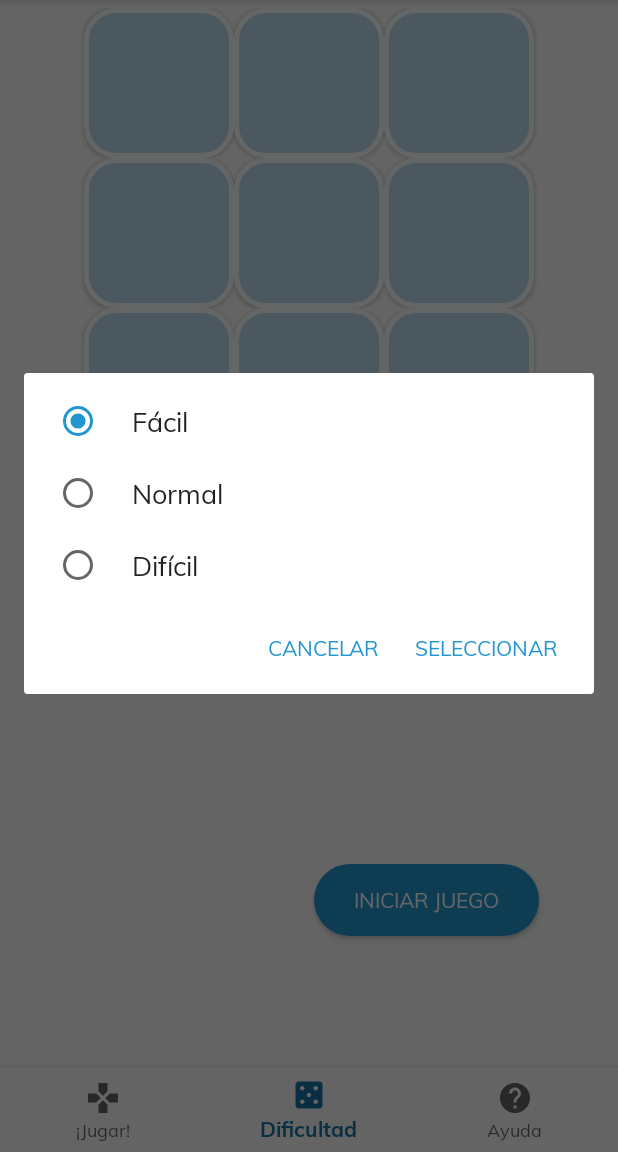
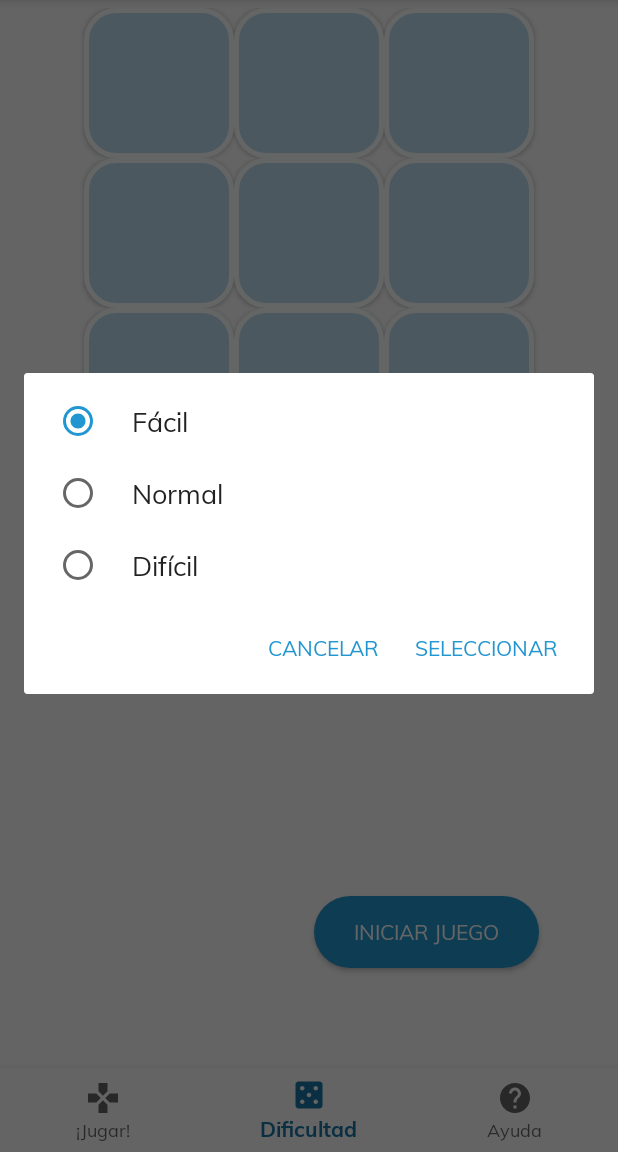
Before and after one commit to Carlitoshsh/Triqui, an Android app: the screen it shows after launch (Triqui), item 2 of the bottom bar chosen, on a phone screen of 412 x 824 dp, the part 84-1236 px from its top. Run offline under Robolectric (Android 15) with nearby library versions, the phone set to English and light mode, and no system bars.

Commit message:
Update Triqui

```diff
--- a/app/src/main/java/co/edu/unal/triqui/FragmentoDeDialogo.java
+++ b/app/src/main/java/co/edu/unal/triqui/FragmentoDeDialogo.java
@@ -17,6 +17,8 @@ public class FragmentoDeDialogo extends DialogFragment {
     public Dialog onCreateDialog(Bundle savedInstanceState) {
         // Use the Builder class for convenient dialog construction
         AlertDialog.Builder builder = new AlertDialog.Builder(this.getContext());
+
+        nivelSeleccionado = JuegoTriqui.dificultadJuego;
 
         if(navItem == 2){
             System.out.println("Test2"+navItem);
--- a/app/src/main/java/co/edu/unal/triqui/Triqui.java
+++ b/app/src/main/java/co/edu/unal/triqui/Triqui.java
@@ -20,6 +20,8 @@ public class Triqui extends AppCompatActivity {
 
     // Various text displayed
     private TextView mInfoTextView;
+
+    private TextView mInfoLevel;
 
     private BottomNavigationView.OnNavigationItemSelectedListener mOnNavigationItemSelectedListener
             = new BottomNavigationView.OnNavigationItemSelectedListener() {
@@ -64,6 +66,7 @@ public class Triqui extends AppCompatActivity {
         mBoardButtons[8] = findViewById(R.id.nine);
 
         mInfoTextView = findViewById(R.id.information);
+        mInfoLevel = findViewById(R.id.level);
 
         juego = new JuegoTriqui();
 
@@ -80,7 +83,8 @@ public class Triqui extends AppCompatActivity {
             mBoardButtons[i].setBackground(ContextCompat.getDrawable(this.getBaseContext(), R.drawable.round_button_border));
             mBoardButtons[i].setOnClickListener(new ButtonClickListener(i));
         }
-
+        String nivel = (getResources().getStringArray(R.array.dificultad)[JuegoTriqui.dificultadJuego]);
+        mInfoLevel.setText(nivel);
         mInfoTextView.setText(R.string.game_default);
     }
 
--- a/app/src/main/res/layout/actividad_del_triqui.xml
+++ b/app/src/main/res/layout/actividad_del_triqui.xml
@@ -112,24 +112,33 @@
             android:layout_marginTop="20dp"
             android:gravity="center_horizontal"
             android:fontFamily="@font/muli"
-            android:textSize="20dp" />
+            android:textSize="20sp" />
+
+        <TextView
+            android:id="@+id/level"
+            android:layout_width="match_parent"
+            android:layout_height="wrap_content"
+            android:fontFamily="@font/muli"
+            android:gravity="center_horizontal"
+            android:textSize="20sp"
+            android:visibility="visible" />
 
     </LinearLayout>
 
     <Button
         android:id="@+id/button"
+        android:layout_width="150dp"
         android:layout_height="wrap_content"
         android:background="@drawable/round_button"
+        android:onClick="nuevoJuego"
+        android:text="@string/iniciar_juego"
         android:textColor="@color/colorBackground"
-        android:onClick="nuevoJuego"
-        android:text="Iniciar juego"
-        android:layout_width="150dp"
         android:visibility="visible"
         app:layout_constraintBottom_toBottomOf="parent"
         app:layout_constraintHorizontal_bias="0.80"
         app:layout_constraintLeft_toLeftOf="@+id/navigation"
         app:layout_constraintRight_toRightOf="@+id/navigation"
         app:layout_constraintTop_toTopOf="parent"
-        app:layout_constraintVertical_bias="0.80" />
+        app:layout_constraintVertical_bias="0.83" />
 
 </android.support.constraint.ConstraintLayout>
--- a/app/src/main/res/values/strings.xml
+++ b/app/src/main/res/values/strings.xml
@@ -13,6 +13,7 @@
     <!-- Dialog -->
     <string name="dialog_cancel">Cancelar</string>
     <string name="dialog_ok"><b>Seleccionar</b></string>
+    <string name="iniciar_juego">Iniciar juego</string>
     <string-array name="dificultad">
         <item>Fácil</item>
         <item>Normal</item>
```
